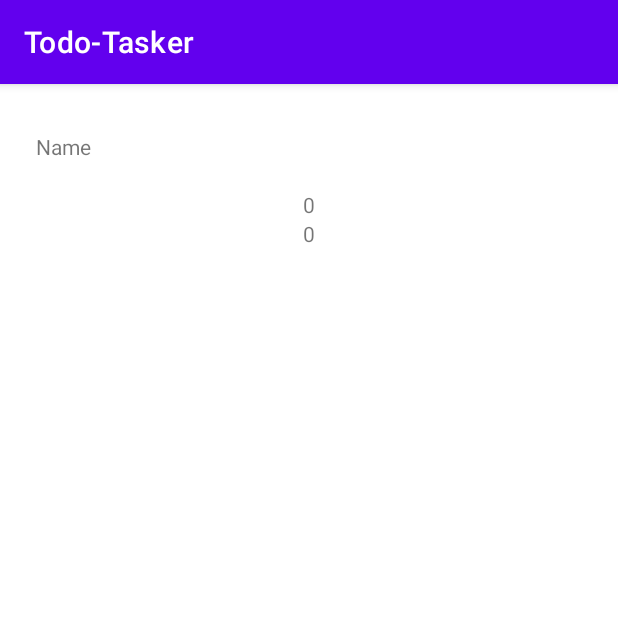
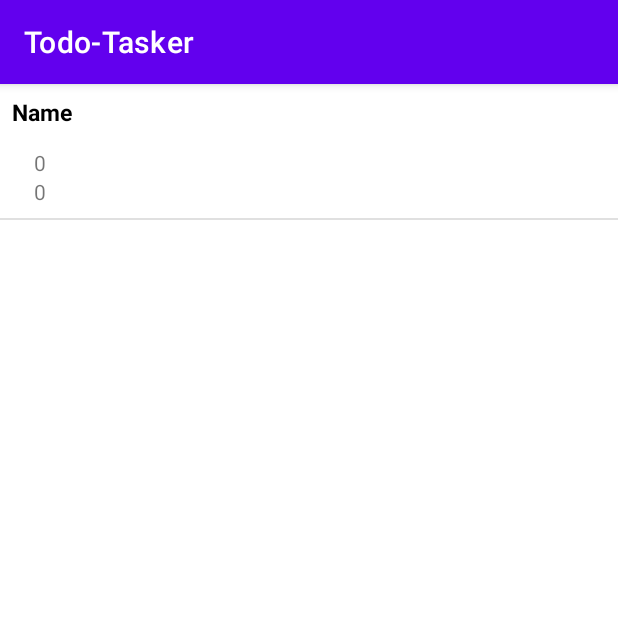
Before and after one commit to seichr/Team_02, an Android app: the TodoListActivity screen opened directly, with no data from a screen before it, on a phone screen of 412 x 824 dp, the top half of it. Run offline under Robolectric (Android 15) with nearby library versions, the phone set to English and light mode, and no system bars; our stand-ins replace Room's generated code.

Commit message:
[TT-022] Fix:Create Border for items and removing padding. [LG,BG]

```diff
--- a/TodoTasker/app/src/main/java/com/backend/todo_tasker/tasklist_view/TodoListActivity.kt
+++ b/TodoTasker/app/src/main/java/com/backend/todo_tasker/tasklist_view/TodoListActivity.kt
@@ -2,6 +2,7 @@ package com.backend.todo_tasker.tasklist_view
 
 import androidx.appcompat.app.AppCompatActivity
 import android.os.Bundle
+import androidx.recyclerview.widget.DividerItemDecoration
 import androidx.recyclerview.widget.LinearLayoutManager
 import androidx.recyclerview.widget.RecyclerView
 import com.backend.todo_tasker.R
@@ -21,10 +22,14 @@ class TodoListActivity : AppCompatActivity() {
         val todoList = findViewById<RecyclerView>(R.id.todo_list)
         todoList.adapter = RecyclerAdapter(emptyList())
 
+
         linearLayoutManager = LinearLayoutManager(this)
         todoList.layoutManager = linearLayoutManager
 
         GlobalScope.launch {
+            val dividerItemDecoration = DividerItemDecoration(todoList.getContext(),
+                linearLayoutManager.getOrientation());
+            todoList.addItemDecoration(dividerItemDecoration)
             val data = dbClass.getAllDb(todoDb)
             this@TodoListActivity.runOnUiThread {
                 adapter = RecyclerAdapter(data)
--- a/TodoTasker/app/src/main/res/layout/activity_todo_list.xml
+++ b/TodoTasker/app/src/main/res/layout/activity_todo_list.xml
@@ -9,7 +9,6 @@
         android:id="@+id/todo_list"
         android:layout_width="match_parent"
         android:layout_height="match_parent"
-        android:padding="16dp"
         app:layout_constraintBottom_toBottomOf="parent"
         app:layout_constraintLeft_toLeftOf="parent"
         app:layout_constraintRight_toRightOf="parent"
--- a/TodoTasker/app/src/main/res/layout/recyclerview_item.xml
+++ b/TodoTasker/app/src/main/res/layout/recyclerview_item.xml
@@ -11,40 +11,44 @@
     android:layout_width="0dp"
     android:layout_height="wrap_content"
     android:layout_gravity="top|start"
-    android:layout_marginTop="8dp"
     android:layout_weight="1"
     app:layout_constraintEnd_toEndOf="parent"
     app:layout_constraintHorizontal_bias="0.5"
     app:layout_constraintStart_toStartOf="parent"
     app:layout_constraintTop_toTopOf="parent"
+    android:textStyle="bold"
+    android:textAppearance="@color/black"
+    android:textSize="15dp"
     tools:text="@string/STRING_PLACEHOLDER" />
 
     <TextView
         android:id="@+id/item_reminder"
         android:layout_width="wrap_content"
         android:layout_height="wrap_content"
-    android:layout_gravity="center|start"
+        android:layout_gravity="left|start"
         android:layout_weight="1"
         android:ellipsize="end"
         android:maxLines="5"
         app:layout_constraintBottom_toBottomOf="parent"
         app:layout_constraintEnd_toEndOf="parent"
-    app:layout_constraintHorizontal_bias="0.5"
+        app:layout_constraintHorizontal_bias="0.038"
         app:layout_constraintStart_toStartOf="parent"
-    app:layout_constraintTop_toBottomOf="@+id/item_title" />
+        app:layout_constraintTop_toBottomOf="@+id/item_title"
+        app:layout_constraintVertical_bias="0.404" />
 
     <TextView
         android:id="@+id/item_date"
         android:layout_width="wrap_content"
         android:layout_height="wrap_content"
-        android:layout_gravity="center|start"
+        android:layout_gravity="left|start"
         android:layout_weight="1"
         android:ellipsize="end"
         android:maxLines="5"
         app:layout_constraintBottom_toBottomOf="parent"
         app:layout_constraintEnd_toEndOf="parent"
-        app:layout_constraintHorizontal_bias="0.5"
+        app:layout_constraintHorizontal_bias="0.038"
         app:layout_constraintStart_toStartOf="parent"
-        app:layout_constraintTop_toBottomOf="@+id/item_reminder" />
+        app:layout_constraintTop_toBottomOf="@+id/item_reminder"
+        app:layout_constraintVertical_bias="0.777" />
 
 </androidx.constraintlayout.widget.ConstraintLayout>
```
Lines whose indentation alone changed are shown as unchanged.
